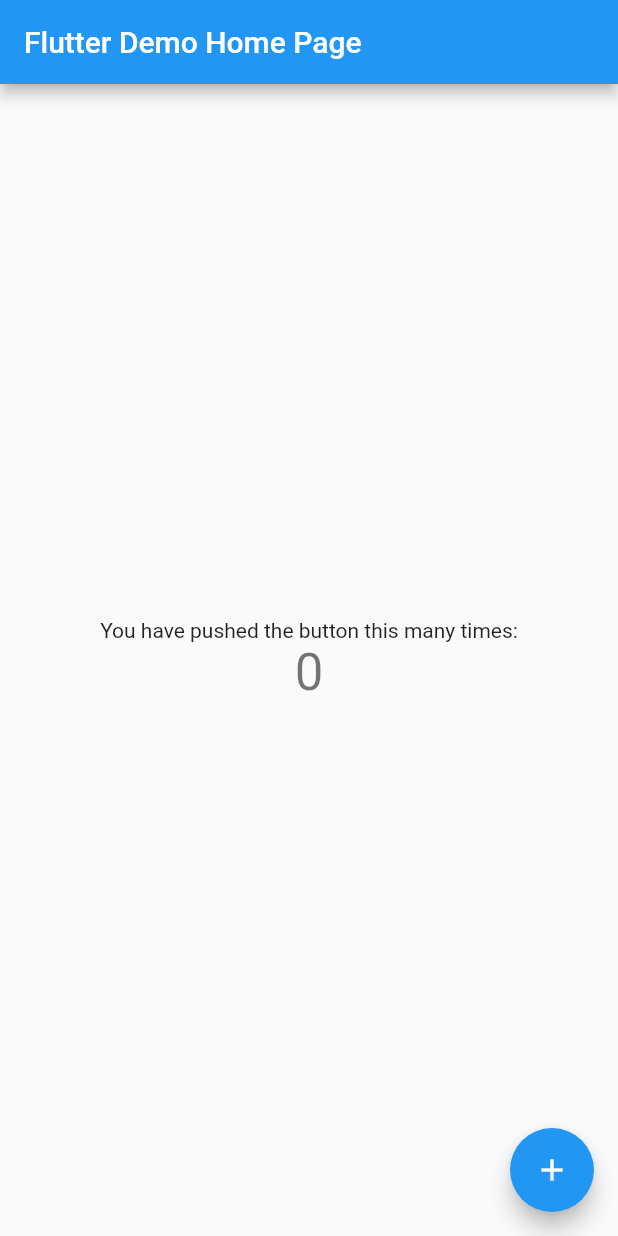
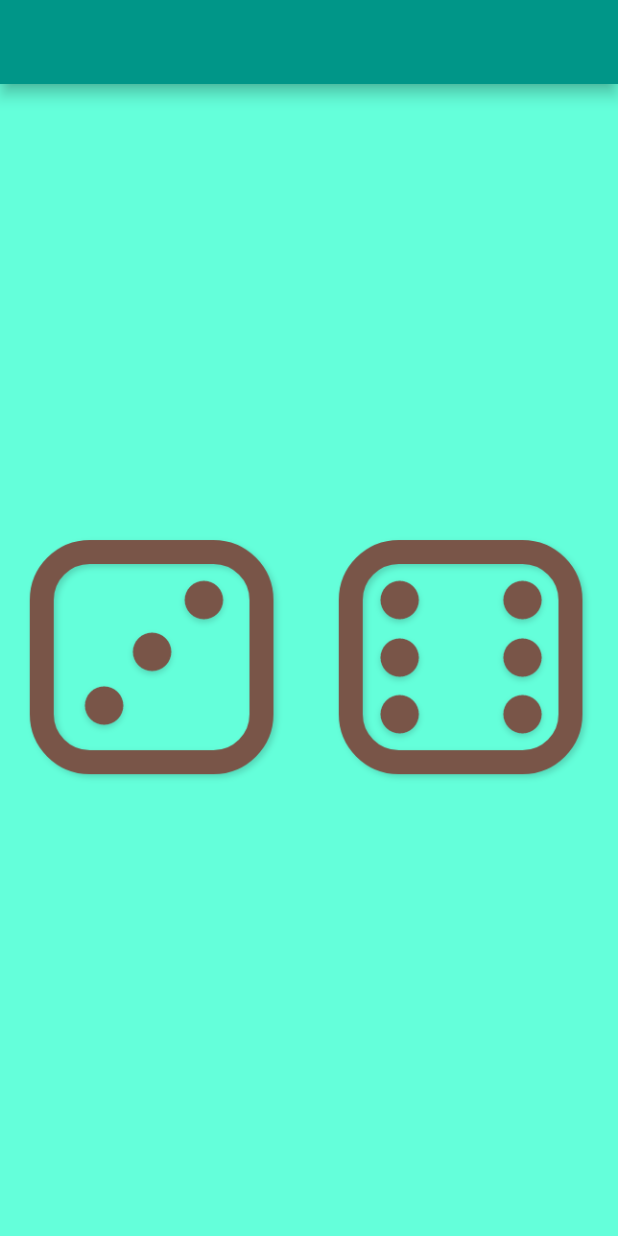
Before and after one commit to sumyathtarwai/code-flutter, a Flutter app: the screen it shows after launch, on a phone screen of 412 x 824 dp. Run offline on Flutter 3.47's test engine with Material 2 defaults, Android fonts, the light colour scheme and no system bars.

Commit message:
added dice

```diff
--- /dev/null
+++ b/flutter/stateful_app_demo/lib/dice.dart
@@ -0,0 +1,58 @@
+import 'dart:math';
+
+import 'package:flutter/material.dart';
+
+class DiceWidget extends StatefulWidget {
+  DiceWidget({Key key}) : super(key: key);
+
+  @override
+  _DiceState createState() => _DiceState();
+}
+
+class _DiceState extends State<DiceWidget> {
+  int _leftDice = 3;
+  int _rightDice = 6;
+
+  @override
+  Widget build(BuildContext context) {
+    return MaterialApp(
+      home: Scaffold(
+        backgroundColor: Colors.tealAccent,
+        appBar: AppBar(
+          backgroundColor: Colors.teal,
+        ),
+        body: Center(
+          child: Row(
+            children: <Widget>[
+              Expanded(
+                child: FlatButton(
+                  onPressed: () {
+                    setState(
+                      () => _dice(),
+                    );
+                  },
+                  child: Image.asset('assets/$_leftDice.png'),
+                ),
+              ),
+              Expanded(
+                child: FlatButton(
+                  child: Image.asset('assets/$_rightDice.png'),
+                  onPressed: () {
+                    setState(
+                      () => _dice(),
+                    );
+                  },
+                ),
+              ),
+            ],
+          ),
+        ),
+      ),
+    );
+  }
+
+  void _dice() {
+    _leftDice = Random().nextInt(6) + 1;
+    _rightDice = Random().nextInt(6) + 1;
+  }
+}
--- a/flutter/stateful_app_demo/lib/main.dart
+++ b/flutter/stateful_app_demo/lib/main.dart
@@ -1,111 +1,4 @@
 import 'package:flutter/material.dart';
+import 'package:stateful_app_demo/dice.dart';
 
-void main() => runApp(MyApp());
-
-class MyApp extends StatelessWidget {
-  // This widget is the root of your application.
-  @override
-  Widget build(BuildContext context) {
-    return MaterialApp(
-      title: 'Flutter Demo',
-      theme: ThemeData(
-        // This is the theme of your application.
-        //
-        // Try running your application with "flutter run". You'll see the
-        // application has a blue toolbar. Then, without quitting the app, try
-        // changing the primarySwatch below to Colors.green and then invoke
-        // "hot reload" (press "r" in the console where you ran "flutter run",
-        // or simply save your changes to "hot reload" in a Flutter IDE).
-        // Notice that the counter didn't reset back to zero; the application
-        // is not restarted.
-        primarySwatch: Colors.blue,
-      ),
-      home: MyHomePage(title: 'Flutter Demo Home Page'),
-    );
-  }
-}
-
-class MyHomePage extends StatefulWidget {
-  MyHomePage({Key key, this.title}) : super(key: key);
-
-  // This widget is the home page of your application. It is stateful, meaning
-  // that it has a State object (defined below) that contains fields that affect
-  // how it looks.
-
-  // This class is the configuration for the state. It holds the values (in this
-  // case the title) provided by the parent (in this case the App widget) and
-  // used by the build method of the State. Fields in a Widget subclass are
-  // always marked "final".
-
-  final String title;
-
-  @override
-  _MyHomePageState createState() => _MyHomePageState();
-}
-
-class _MyHomePageState extends State<MyHomePage> {
-  int _counter = 0;
-
-  void _incrementCounter() {
-    setState(() {
-      // This call to setState tells the Flutter framework that something has
-      // changed in this State, which causes it to rerun the build method below
-      // so that the display can reflect the updated values. If we changed
-      // _counter without calling setState(), then the build method would not be
-      // called again, and so nothing would appear to happen.
-      _counter++;
-    });
-  }
-
-  @override
-  Widget build(BuildContext context) {
-    // This method is rerun every time setState is called, for instance as done
-    // by the _incrementCounter method above.
-    //
-    // The Flutter framework has been optimized to make rerunning build methods
-    // fast, so that you can just rebuild anything that needs updating rather
-    // than having to individually change instances of widgets.
-    return Scaffold(
-      appBar: AppBar(
-        // Here we take the value from the MyHomePage object that was created by
-        // the App.build method, and use it to set our appbar title.
-        title: Text(widget.title),
-      ),
-      body: Center(
-        // Center is a layout widget. It takes a single child and positions it
-        // in the middle of the parent.
-        child: Column(
-          // Column is also a layout widget. It takes a list of children and
-          // arranges them vertically. By default, it sizes itself to fit its
-          // children horizontally, and tries to be as tall as its parent.
-          //
-          // Invoke "debug painting" (press "p" in the console, choose the
-          // "Toggle Debug Paint" action from the Flutter Inspector in Android
-          // Studio, or the "Toggle Debug Paint" command in Visual Studio Code)
-          // to see the wireframe for each widget.
-          //
-          // Column has various properties to control how it sizes itself and
-          // how it positions its children. Here we use mainAxisAlignment to
-          // center the children vertically; the main axis here is the vertical
-          // axis because Columns are vertical (the cross axis would be
-          // horizontal).
-          mainAxisAlignment: MainAxisAlignment.center,
-          children: <Widget>[
-            Text(
-              'You have pushed the button this many times:',
-            ),
-            Text(
-              '$_counter',
-              style: Theme.of(context).textTheme.display1,
-            ),
-          ],
-        ),
-      ),
-      floatingActionButton: FloatingActionButton(
-        onPressed: _incrementCounter,
-        tooltip: 'Increment',
-        child: Icon(Icons.add),
-      ), // This trailing comma makes auto-formatting nicer for build methods.
-    );
-  }
-}
+void main() => runApp(DiceWidget());
```
Also changed, not shown: flutter/stateful_app_demo/assets/1.png (added), flutter/stateful_app_demo/assets/2.png (added), flutter/stateful_app_demo/assets/3.png (added), flutter/stateful_app_demo/assets/4.png (added), flutter/stateful_app_demo/assets/5.png (added), flutter/stateful_app_demo/assets/6.png (added), 33 other files.
